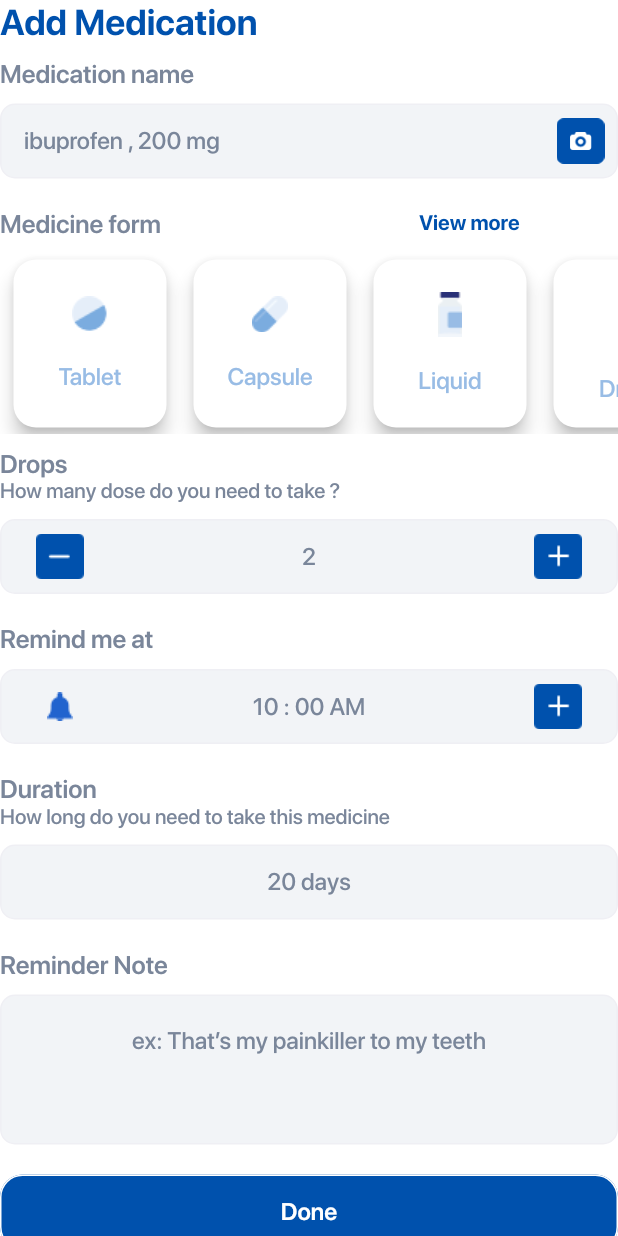
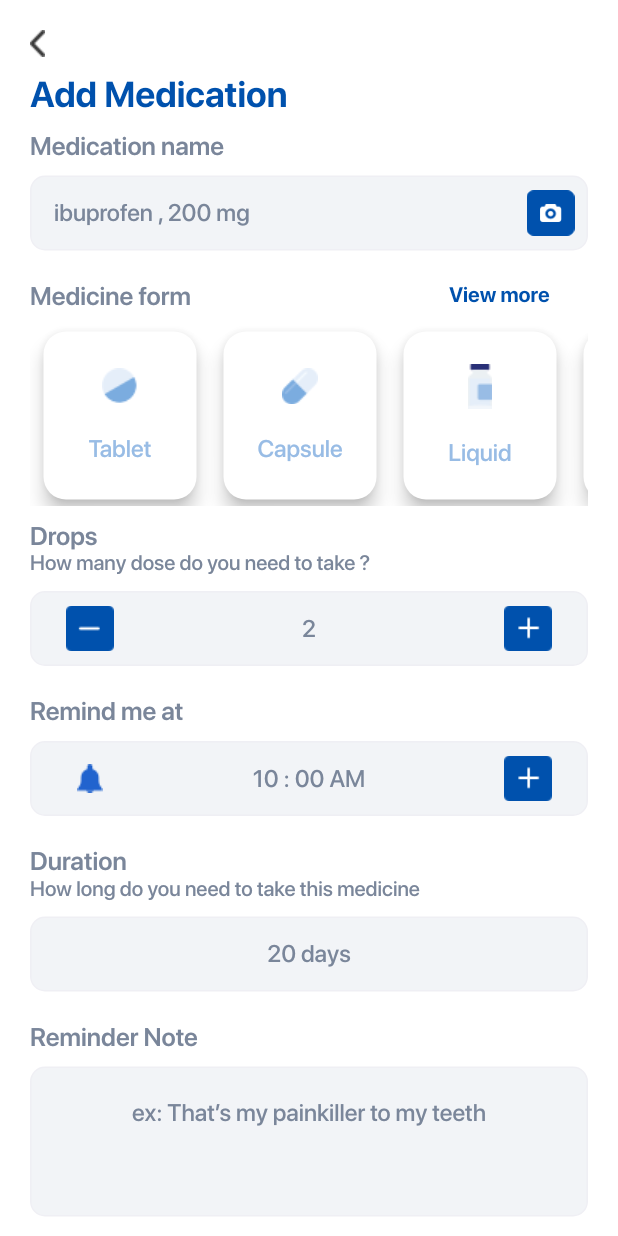
Before and after one commit to ahmedbob3/signs, a Flutter app: the AddMedication screen opened directly, on a phone screen of 412 x 824 dp. Run offline on Flutter 3.47's test engine with Material 2 defaults, Android fonts, the phone set to English and light mode, and no system bars; our stand-ins replace bloc, country_code_picker, dio, flutter_bloc, flutter_datetime_picker and 2 more; missing offline and left inert: country_codes, dart:ffi; accounts and stored records are empty; project files that could hold a hidden picture were left out.

Commit message:
add logo , enhancement in Add Medication

```diff
--- a/lib/Screens/medicine_add.dart
+++ b/lib/Screens/medicine_add.dart
@@ -5,6 +5,8 @@ import 'package:signs/Utils/images.dart';
 import 'package:signs/Utils/strings.dart';
 import 'package:signs/Utils/styles.dart';
 import 'package:signs/widgets/widgets.dart';
+
+import 'medicine_form.dart';
 
 class AddMedication extends StatefulWidget {
   AddMedication({Key key}) : super(key: key);
@@ -33,30 +35,32 @@ class _AddMedicationState extends State<AddMedication> {
                   color: Colors.white,
                 ),
                 SingleChildScrollView(
-                  // child: Center(
-                    // height: MediaQuery.of(context).size.height ,
+                  child: Container(
+                    height: MediaQuery.of(context).size.height + 200,
                     // margin: EdgeInsets.only(
                     //     top: (Theme.of(context).platform == TargetPlatform.iOS
-                    //         ? 10
+                    //         ? 120
                     //         : 10)),
-                    // padding:
-                    // EdgeInsets.only(top: 0, right: 20, left: 20, bottom: 5),
+                    padding:
+                    EdgeInsets.only(top: 20, right: 20, left: 20, bottom: 5),
                     child: Column(
                       crossAxisAlignment: CrossAxisAlignment.start,
                       children: <Widget>[
                         Column(
                           crossAxisAlignment: CrossAxisAlignment.start,
                           children: <Widget>[
-                            // Positioned(
-                            //     child: IconButton(
-                            //       icon: Icon(
-                            //         Icons.arrow_back_ios,
-                            //         color: Color.fromRGBO(130, 130, 130, 1),
-                            //       ),
-                            //       onPressed: () {
-                            //         Navigator.of(context).pop();
-                            //       },
-                            //     ),),
+                            Positioned(
+
+                              child: GestureDetector(
+                                onTap: () {
+                                  Navigator.of(context).pop();
+                                },
+                                child:  Image.asset(
+                                  Arrow_back_grey,
+                                ),
+                              ),
+                            ),
+                            SizedBox(height: 10),
                             Positioned(
                                 child: Text(
                                   Strings().getMedicineAddStrings(),
@@ -133,12 +137,20 @@ class _AddMedicationState extends State<AddMedication> {
                                     fontSize: 17)),
                             SizedBox(
                                 width: MediaQuery.of(context).size.width - 240),
-                            Text(
-                              "View more",
-                              style: titleStyle(
-                                  fontFamily: boldFontFamily,
-                                  color: defaultBackgroundColor,
-                                  fontSize: 14),
+
+
+                            new GestureDetector(
+                              onTap: () {
+                                Navigator.of(context).push(MaterialPageRoute(
+                                    builder: (context) => MedicineForm()));
+                              },
+                              child: Text(
+                                "View more",
+                                style: titleStyle(
+                                    fontFamily: boldFontFamily,
+                                    color: defaultBackgroundColor,
+                                    fontSize: 14),
+                              ),
                             ),
                           ],
                         ),
@@ -421,6 +433,7 @@ class _AddMedicationState extends State<AddMedication> {
                 //     ),
                 //     top: 60,
                 //     left: 30),
+                ),
               ],
             ),
           ),
```
Also changed, not shown: 20 other files.
